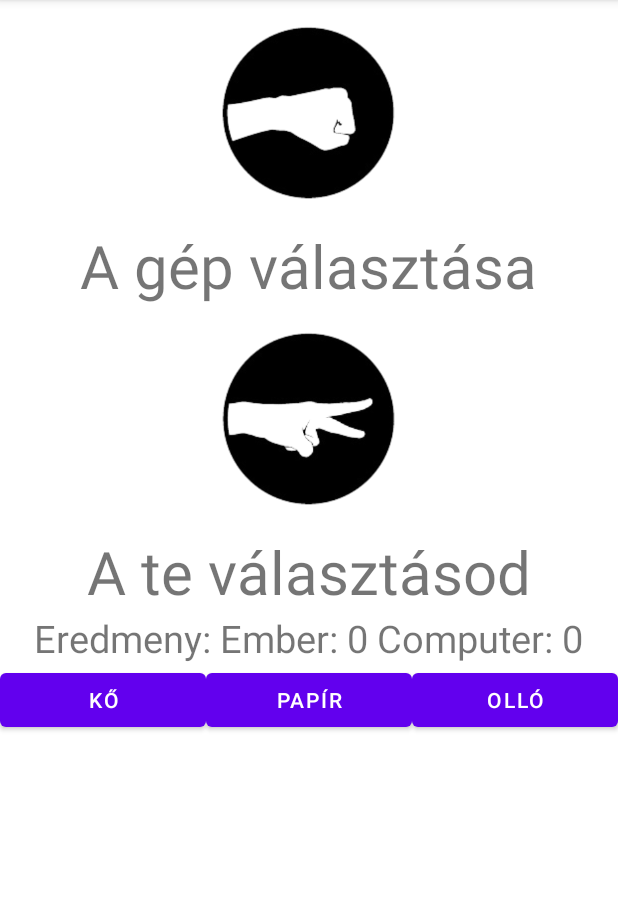
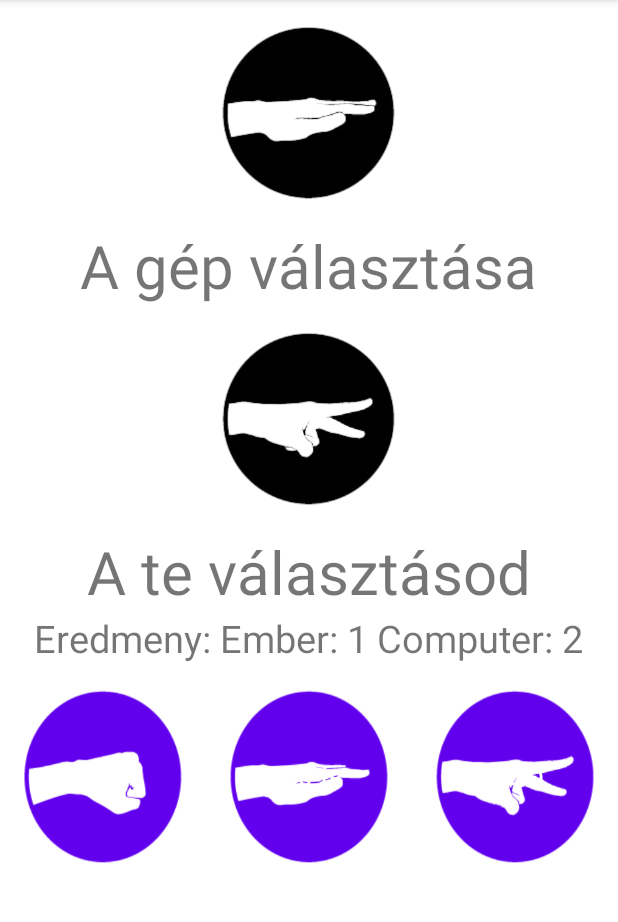
Before and after one commit to Kkrisztian08/KovacsKrisztian_KoPapirOllo, an Android app: the screen it shows after launch (MainActivity), after a tap on "OLLÓ", on a phone screen of 412 x 824 dp, the part 84-1006 px from its top. Run offline under Robolectric (Android 15) with nearby library versions, the phone set to English and light mode, and no system bars; 2 other taps on this screen came first.

Commit message:
javitások

```diff
--- a/app/src/main/java/com/example/kopapirollo2/MainActivity.java
+++ b/app/src/main/java/com/example/kopapirollo2/MainActivity.java
@@ -9,6 +9,7 @@ import android.view.View;
 import android.widget.Button;
 import android.widget.ImageView;
 import android.widget.TextView;
+import android.widget.Toast;
 
 import java.util.Random;
 
@@ -16,9 +17,9 @@ public class MainActivity extends AppCompatActivity {
     private ImageView gepTippKep, sajatTippKep;
     private Button gombKo, gombPapir, gombOllo;
     private TextView eredmeny;
-    private String sajatTipp, gepTipp;
-    private int emberPont, gepPont;
-    private Random rnd;
+    private int sajatTipp, gepTipp;
+    private int sajatPont, gepPont;
+    int randomKPO;
 
     @Override
     protected void onCreate(Bundle savedInstanceState) {
@@ -27,36 +28,75 @@ public class MainActivity extends AppCompatActivity {
         init();
 
         gombKo.setOnClickListener((view) -> {
-            if (emberPont != 3 || gepPont != 3) {
-                sajatTipp = "kő";
+            if (sajatPont != 3 || gepPont != 3) {
+                sajatTipp = 0;
                 sajatTippKep.setImageResource(R.drawable.rock);
+                gepTippje();
+                tippekHarca(gepTipp,sajatTipp);
             }
         });
         gombPapir.setOnClickListener((view) -> {
-            if (emberPont != 3 || gepPont != 3) {
-                sajatTipp = "papír";
+            if (sajatPont != 3 || gepPont != 3) {
+                sajatTipp = 1;
                 sajatTippKep.setImageResource(R.drawable.paper);
+                gepTippje();
+                tippekHarca(gepTipp,sajatTipp);
             }
         });
         gombOllo.setOnClickListener((view) -> {
-            if (emberPont != 3 || gepPont != 3) {
-                sajatTipp = "olló";
+            if (sajatPont != 3 || gepPont != 3) {
+                sajatTipp = 2;
                 sajatTippKep.setImageResource(R.drawable.scissors);
+                gepTippje();
+                tippekHarca(gepTipp,sajatTipp);
             }
         });
     }
-    public void jatek(){
-        int random = rnd.nextInt((3) + 1) + 1;
-        if (random==1){
+
+    public void gepTippje(){
+        randomKPO =(int)(Math.random()*3);
+        gepTipp=randomKPO;
+        if (gepTipp==0){
             gepTippKep.setImageResource(R.drawable.rock);
-            gepTipp="kő";
         }
-        else if (random == 2) {
+        else if (gepTipp == 1) {
             gepTippKep.setImageResource(R.drawable.paper);
-            gepTipp="papír";
         }else{
             gepTippKep.setImageResource(R.drawable.scissors);
-            gepTipp="olló";
+        }
+    }
+
+    public void tippekHarca(int gepTipp, int sajatTipp){
+        if (gepTipp==0 && sajatTipp==1) {
+            sajatPont++;
+            Toast.makeText(MainActivity.this, "A kör nyertese: TE", Toast.LENGTH_SHORT).show();
+            eredmeny.setText("Eredmeny: Ember: " + sajatPont +" Computer: "+ gepPont);
+        }else if (gepTipp == 0 && sajatTipp==2) {
+            sajatPont++;
+            Toast.makeText(MainActivity.this, "A kör nyertese: TE", Toast.LENGTH_SHORT).show();
+            eredmeny.setText("Eredmeny: Ember: " + sajatPont +" Computer: "+ gepPont);
+        }else if (gepTipp == 1 && sajatTipp==2) {
+            sajatPont++;
+            Toast.makeText(MainActivity.this, "A kör nyertese: TE", Toast.LENGTH_SHORT).show();
+            eredmeny.setText("Eredmeny: Ember: " + sajatPont +" Computer: "+ gepPont);
+        }else if (gepTipp == 1 && sajatTipp==0) {
+            gepPont++;
+            Toast.makeText(MainActivity.this, "A kör nyertese: A GÉP", Toast.LENGTH_SHORT).show();
+            eredmeny.setText("Eredmeny: Ember: " + sajatPont +" Computer: "+ gepPont);
+        }else if (gepTipp == 2 && sajatTipp==1) {
+            gepPont++;
+            Toast.makeText(MainActivity.this, "A kör nyertese: A GÉP", Toast.LENGTH_SHORT).show();
+            eredmeny.setText("Eredmeny: Ember: " + sajatPont +" Computer: "+ gepPont);
+        }else if (gepTipp == 2 && sajatTipp==0) {
+            gepPont++;
+            Toast.makeText(MainActivity.this, "A kör nyertese: A GÉP", Toast.LENGTH_SHORT).show();
+            eredmeny.setText("Eredmeny: Ember: " + sajatPont +" Computer: "+ gepPont);
+        }else{
+            Toast.makeText(MainActivity.this,"Döntetlen",Toast.LENGTH_SHORT).show();
+        }
+
+        if (gepPont == 3 || sajatPont==3) {
+            jatekVege();
         }
 
     }
@@ -64,7 +104,7 @@ public class MainActivity extends AppCompatActivity {
     public void jatekVege() {
         AlertDialog.Builder alertBuilder = new AlertDialog.Builder(this);
         alertBuilder.setCancelable(false);
-        if (emberPont == 3 ) {
+        if (sajatPont == 3 ) {
             alertBuilder.setTitle("Győzelem");
         } else {
             alertBuilder.setTitle("Vereség");
@@ -88,21 +128,23 @@ public class MainActivity extends AppCompatActivity {
     }
 
     public void ujJatek() {
-        emberPont = 0;
+        sajatPont = 0;
         gepPont = 0;
+        sajatTippKep.setImageResource(R.drawable.rock);
+        gepTippKep.setImageResource(R.drawable.rock);
         eredmeny.setText("Eredmeny: Ember: 0 Computer: 0");
+
     }
 
 
     private void init() {
         gepPont=0;
-        emberPont=0;
+        sajatPont=0;
         gepTippKep=findViewById(R.id.img_gep);
         sajatTippKep=findViewById(R.id.img_sajat);
         gombKo=findViewById(R.id.btn_ko);
         gombPapir=findViewById(R.id.btn_papir);
         gombOllo=findViewById(R.id.btn_ollo);
         eredmeny=findViewById(R.id.textView_eredmeny);
-
     }
 }
--- a/app/src/main/res/layout/activity_main.xml
+++ b/app/src/main/res/layout/activity_main.xml
@@ -54,24 +54,27 @@
         android:orientation="horizontal">
 
         <Button
-            android:layout_width="wrap_content"
-            android:layout_height="wrap_content"
+            android:layout_width="150dp"
+            android:layout_height="150dp"
             android:text="KŐ"
             android:id="@+id/btn_ko"
-            android:layout_weight="1"/>
-
+            android:layout_weight="1"
+            android:background="@drawable/rock"/>
         <Button
-            android:layout_width="wrap_content"
-            android:layout_height="wrap_content"
+            android:layout_width="150dp"
+            android:layout_height="150dp"
             android:text="PAPÍR"
             android:id="@+id/btn_papir"
-            android:layout_weight="1"/>
+            android:layout_weight="1"
+            android:background="@drawable/paper"/>
         <Button
-            android:layout_width="wrap_content"
-            android:layout_height="wrap_content"
+            android:layout_width="150dp"
+            android:layout_height="150dp"
             android:text="OLLÓ"
             android:id="@+id/btn_ollo"
-            android:layout_weight="1"/>
+            android:layout_weight="1"
+            android:foregroundTint="@color/black"
+            android:background="@drawable/scissors" />
 
     </LinearLayout>
 
```
